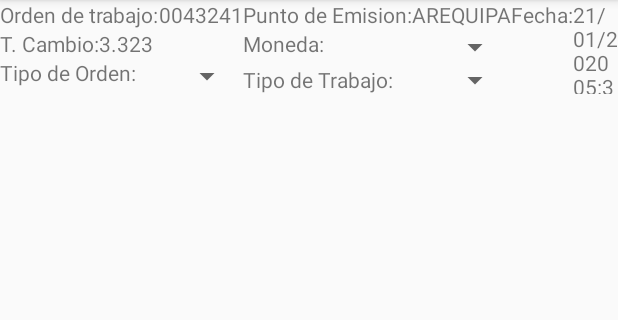
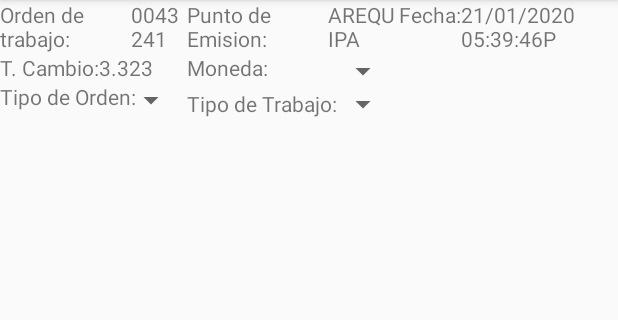
Before and after one commit to Dagnos/PeruMotor, an Android app: the FormularioOTActivity screen opened directly, with no data from a screen before it, on a phone screen of 412 x 824 dp, the part 84-404 px from its top. Run offline under Robolectric (Android 15) with nearby library versions, the phone set to English and light mode, and no system bars.

Commit message:
Add android_layout:weigth in Layouts, easy how your ass

```diff
--- a/app/src/main/res/layout/formulario_ot_layout.xml
+++ b/app/src/main/res/layout/formulario_ot_layout.xml
@@ -13,6 +13,7 @@
         android:orientation="horizontal">
 
         <LinearLayout
+            android:layout_weight="1"
             android:layout_width="wrap_content"
             android:layout_height="wrap_content"
             android:orientation="vertical">
@@ -76,6 +77,7 @@
         </LinearLayout>
 
         <LinearLayout
+            android:layout_weight="1"
             android:layout_width="wrap_content"
             android:layout_height="match_parent"
             android:orientation="vertical">
@@ -139,6 +141,7 @@
         </LinearLayout>
 
         <LinearLayout
+            android:layout_weight="1"
             android:layout_width="wrap_content"
             android:layout_height="match_parent"
             android:orientation="vertical">
```
